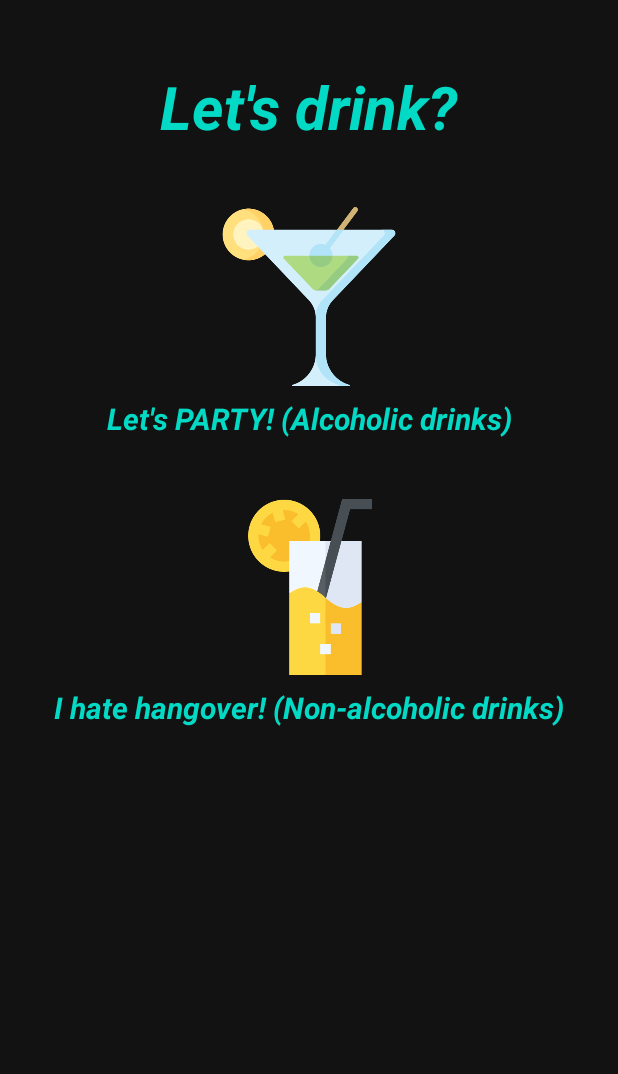
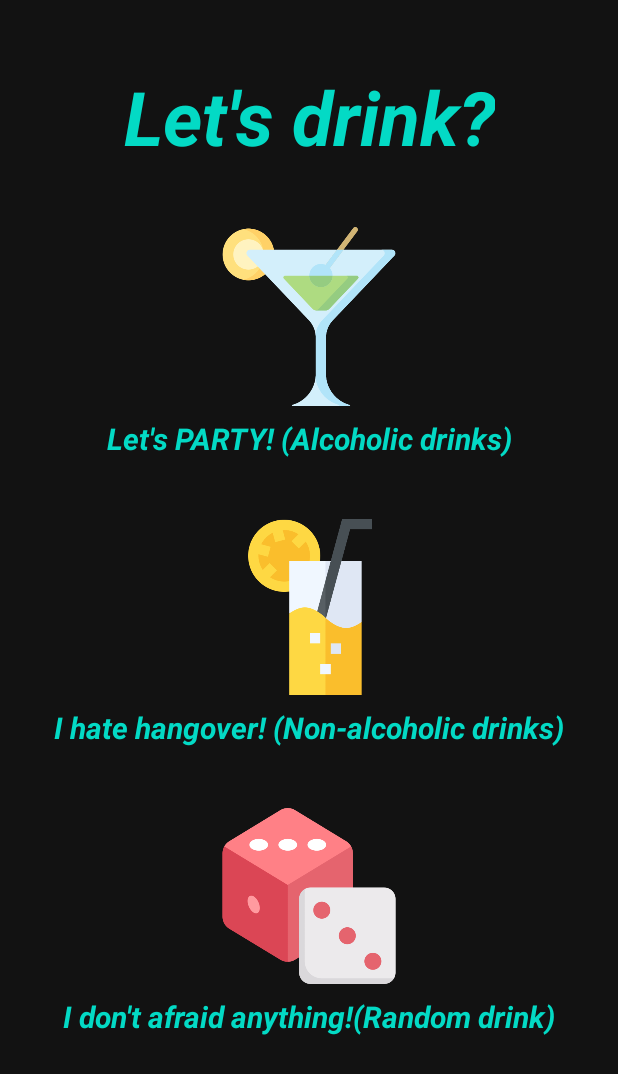
Before and after one commit to Rejfi/LetsDrink, an Android app: the screen it shows after launch (CocktailActivity), on a phone screen of 412 x 824 dp. Shown: the top 1074 px of the screen. Run offline under Robolectric (Android 15) with nearby library versions, the phone set to English and light mode, and no system bars; libraries missing offline, so code that uses them is left out: com.jakewharton.retrofit2; 8 statements that could not run were skipped.

Commit message:
Add random drink

```diff
--- a/app/src/main/AndroidManifest.xml
+++ b/app/src/main/AndroidManifest.xml
@@ -2,6 +2,7 @@
 <manifest xmlns:android="http://schemas.android.com/apk/res/android"
     package="com.example.letsdrink">
 
+    <uses-permission android:name="android.permission.ACCESS_NETWORK_STATE" />
     <uses-permission android:name="android.permission.INTERNET"/>
 
     <application
--- a/app/src/main/java/com/example/letsdrink/viewmodels/CocktailViewModel.kt
+++ b/app/src/main/java/com/example/letsdrink/viewmodels/CocktailViewModel.kt
@@ -13,36 +13,20 @@ import java.time.LocalDate
 class CocktailViewModel : ViewModel() {
     private val repository = CocktailRepository()
     private var isAlcoholicDrink = false;
+    var isRandomDrinkModeActive = false;
+
     private val selectedDrink = MutableLiveData<List<Drink>>()
+    private val alcoholicDrinks = MutableLiveData<List<Drink>>()
+    private val nonAlcoholicDrinks = MutableLiveData<List<Drink>>()
+    private val randomDrink = MutableLiveData<List<Drink>>()
 
-    fun getRandomDrink() = liveData {
-        try {
-            emit(repository.getRandomDrink().drinks)
-        }catch (e: IOException){
-            Log.d("Tag", e.message.toString())
-        }
-
+    init {
+        loadNonAlcoholicDrinks()
+        loadAlcoholicDrinks()
+        loadRandomDrink()
     }
 
-    fun getAlcoholicDrinks() = liveData {
-        try {
-            emit(repository.getAlcoholicDrinks().drinks)
-        }catch (e: IOException){
-            Log.d("Tag", e.message.toString())
-        }
-
-    }
-
-    fun getNonAlcoholicDrinks() = liveData {
-        try {
-            emit(repository.getNonAlcoholicDrinks().drinks)
-        }catch (e: IOException){
-            Log.d("Tag", e.message.toString())
-        }
-
-    }
-
-    fun setDrinkById(id: String) {
+    fun loadDrinkById(id: String) {
         CoroutineScope(viewModelScope.coroutineContext).launch {
             try {
                 selectedDrink.postValue(repository.getDrinkById(id).drinks)
@@ -52,6 +36,37 @@ class CocktailViewModel : ViewModel() {
 
         }
     }
+    fun loadAlcoholicDrinks(){
+        CoroutineScope(viewModelScope.coroutineContext).launch {
+            try {
+                alcoholicDrinks.postValue(repository.getAlcoholicDrinks().drinks)
+            }catch (e: IOException){
+                Log.d("Tag", e.message.toString())
+            }
+        }
+    }
+    fun loadNonAlcoholicDrinks(){
+        CoroutineScope(viewModelScope.coroutineContext).launch {
+            try {
+                nonAlcoholicDrinks.postValue(repository.getNonAlcoholicDrinks().drinks)
+            }catch (e: IOException){
+                Log.d("Tag", e.message.toString())
+            }
+        }
+    }
+    fun loadRandomDrink(){
+        CoroutineScope(viewModelScope.coroutineContext).launch {
+            try {
+                randomDrink.postValue(repository.getRandomDrink().drinks)
+            }catch (e: IOException){
+                Log.d("Tag", e.message.toString())
+            }
+        }
+    }
+
+    fun getAlcoholicDrinks(): LiveData<List<Drink>> = alcoholicDrinks
+    fun getNonAlcoholicDrinks(): LiveData<List<Drink>> = nonAlcoholicDrinks
+    fun getRandomDrink(): LiveData<List<Drink>> = randomDrink
 
     fun getSelectedDrink(): LiveData<List<Drink>> { return selectedDrink }
 
--- a/app/src/main/res/layout/fragment_criteria.xml
+++ b/app/src/main/res/layout/fragment_criteria.xml
@@ -1,12 +1,16 @@
 <?xml version="1.0" encoding="utf-8"?>
-
-<androidx.constraintlayout.widget.ConstraintLayout
+<ScrollView
+    android:background="#121212"
     xmlns:android="http://schemas.android.com/apk/res/android"
     xmlns:app="http://schemas.android.com/apk/res-auto"
     xmlns:tools="http://schemas.android.com/tools"
     android:layout_width="match_parent"
-    android:layout_height="match_parent"
-    android:background="#121212"
+    android:layout_height="match_parent">
+
+
+<androidx.constraintlayout.widget.ConstraintLayout
+    android:layout_width="match_parent"
+    android:layout_height="wrap_content"
     tools:context=".ui.fragments.CriteriaFragment">
 
     <ImageView
@@ -26,7 +30,7 @@
         android:layout_marginTop="44dp"
         android:text="Let's drink?"
         android:textColor="@color/colorAccent"
-        android:textSize="40sp"
+        android:textSize="50sp"
         android:textStyle="bold|italic"
         app:layout_constraintEnd_toEndOf="parent"
         app:layout_constraintStart_toStartOf="parent"
@@ -59,6 +63,7 @@
         app:layout_constraintTop_toBottomOf="@+id/switchAlcoholicOrNot" />
 
     <TextView
+        android:id="@+id/textView3"
         android:layout_width="wrap_content"
         android:layout_height="wrap_content"
         android:layout_marginTop="8dp"
@@ -71,4 +76,32 @@
         app:layout_constraintStart_toStartOf="parent"
         app:layout_constraintTop_toBottomOf="@+id/nonAlcoImage" />
 
+    <ImageView
+        android:id="@+id/randomDrinkImage"
+        android:layout_width="180dp"
+        android:layout_height="117dp"
+        android:layout_marginTop="40dp"
+        android:src="@drawable/dice"
+        app:layout_constraintEnd_toEndOf="parent"
+        app:layout_constraintStart_toStartOf="parent"
+        app:layout_constraintTop_toBottomOf="@+id/textView3" />
+
+    <TextView
+        android:layout_width="wrap_content"
+        android:layout_height="wrap_content"
+        android:layout_marginTop="8dp"
+        android:background="@android:color/transparent"
+        android:text="I don't afraid anything!(Random drink)"
+        android:textColor="@color/colorAccent"
+        android:textSize="20sp"
+        android:textStyle="bold|italic"
+        app:layout_constraintBottom_toBottomOf="parent"
+        app:layout_constraintEnd_toEndOf="parent"
+        app:layout_constraintStart_toStartOf="parent"
+        app:layout_constraintTop_toBottomOf="@+id/randomDrinkImage" />
+
+
+
 </androidx.constraintlayout.widget.ConstraintLayout>
+
+</ScrollView>
--- a/app/src/main/res/navigation/navigation_between_fragments.xml
+++ b/app/src/main/res/navigation/navigation_between_fragments.xml
@@ -17,6 +17,9 @@
             app:exitAnim="@anim/fragment_close_exit"
             app:popEnterAnim="@anim/fragment_fade_enter"
             />
+        <action
+            android:id="@+id/action_criteriaFragment_to_cocktailDetailFragment"
+            app:destination="@id/cocktailDetailFragment" />
     </fragment>
     <fragment
         android:id="@+id/cocktailListFragment"
```
Also changed, not shown: app/src/main/java/com/example/letsdrink/ui/fragments/CocktailDetailFragment.kt (+20 -0 lines), app/src/main/java/com/example/letsdrink/ui/fragments/CocktailListFragment.kt (+30 -26 lines), app/src/main/java/com/example/letsdrink/ui/fragments/CriteriaFragment.kt (+25 -4 lines), app/src/main/res/drawable/dice.png (added).
